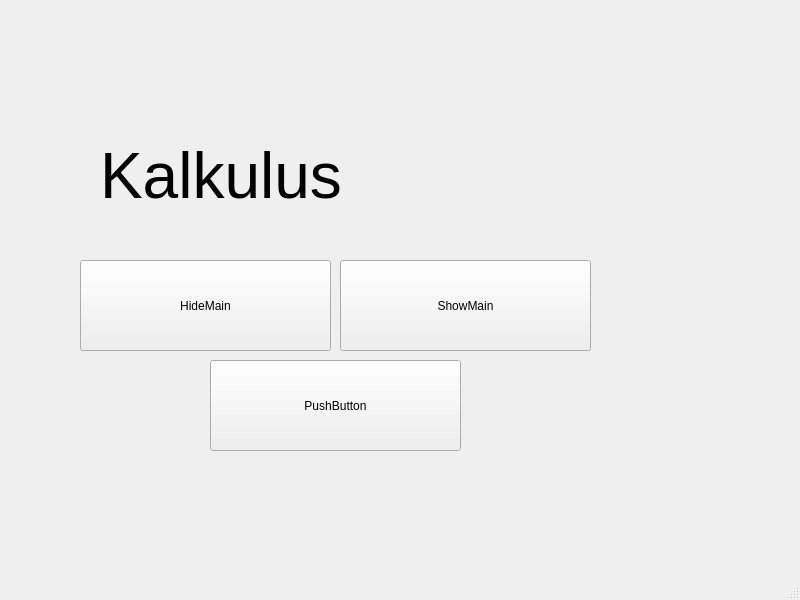
This is calculus.ui in Ilonczai-Andras/Mernoki-szamologep-szakdolgozat as Qt 5 draws it before an edit. The edited form follows.
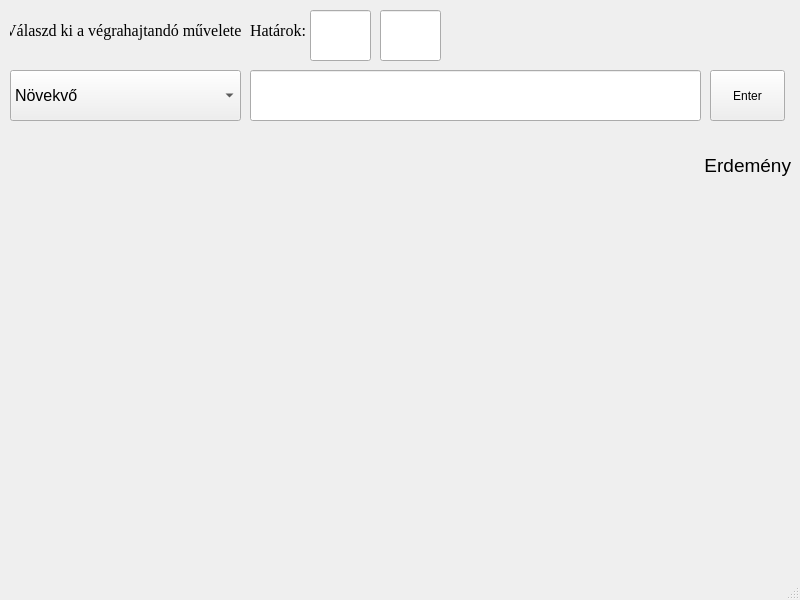
This is the edited form.

What changed in the file:
```diff
--- a/calculus.ui
+++ b/calculus.ui
@@ -14,65 +14,180 @@
    <string>MainWindow</string>
   </property>
   <widget class="QWidget" name="centralwidget">
+   <widget class="QComboBox" name="comboBox">
+    <property name="geometry">
+     <rect>
+      <x>10</x>
+      <y>70</y>
+      <width>231</width>
+      <height>51</height>
+     </rect>
+    </property>
+    <property name="font">
+     <font>
+      <pointsize>12</pointsize>
+     </font>
+    </property>
+    <item>
+     <property name="text">
+      <string>Növekvő</string>
+     </property>
+    </item>
+    <item>
+     <property name="text">
+      <string>Szigorúan növekvő</string>
+     </property>
+    </item>
+    <item>
+     <property name="text">
+      <string>Csökkenő</string>
+     </property>
+    </item>
+    <item>
+     <property name="text">
+      <string>Monoton</string>
+     </property>
+    </item>
+    <item>
+     <property name="text">
+      <string>Divergens</string>
+     </property>
+    </item>
+    <item>
+     <property name="text">
+      <string>Határérték</string>
+     </property>
+    </item>
+    <item>
+     <property name="text">
+      <string>Konvergens</string>
+     </property>
+    </item>
+    <item>
+     <property name="text">
+      <string>Deriválás</string>
+     </property>
+    </item>
+    <item>
+     <property name="text">
+      <string>Integrálás</string>
+     </property>
+    </item>
+    <item>
+     <property name="text">
+      <string>Summa</string>
+     </property>
+    </item>
+    <item>
+     <property name="text">
+      <string>Függvény</string>
+     </property>
+    </item>
+   </widget>
    <widget class="QLabel" name="label">
     <property name="geometry">
      <rect>
-      <x>100</x>
-      <y>90</y>
-      <width>521</width>
-      <height>171</height>
+      <x>10</x>
+      <y>10</y>
+      <width>231</width>
+      <height>41</height>
      </rect>
     </property>
     <property name="font">
      <font>
-      <pointsize>48</pointsize>
+      <family>Times New Roman</family>
+      <pointsize>12</pointsize>
      </font>
     </property>
-    <property name="layoutDirection">
-     <enum>Qt::LeftToRight</enum>
+    <property name="text">
+     <string>Válaszd ki a végrahajtandó műveletet</string>
     </property>
+    <property name="alignment">
+     <set>Qt::AlignCenter</set>
+    </property>
+   </widget>
+   <widget class="QLabel" name="label_2">
+    <property name="geometry">
+     <rect>
+      <x>10</x>
+      <y>130</y>
+      <width>781</width>
+      <height>71</height>
+     </rect>
+    </property>
+    <property name="font">
+     <font>
+      <pointsize>14</pointsize>
+     </font>
+    </property>
     <property name="text">
-     <string>Kalkulus</string>
+     <string>Erdemény</string>
+    </property>
+    <property name="alignment">
+     <set>Qt::AlignRight|Qt::AlignTrailing|Qt::AlignVCenter</set>
+    </property>
+   </widget>
+   <widget class="QLineEdit" name="lineEdit">
+    <property name="geometry">
+     <rect>
+      <x>250</x>
+      <y>70</y>
+      <width>451</width>
+      <height>51</height>
+     </rect>
+    </property>
+   </widget>
+   <widget class="QLabel" name="label_3">
+    <property name="geometry">
+     <rect>
+      <x>250</x>
+      <y>10</y>
+      <width>91</width>
+      <height>41</height>
+     </rect>
+    </property>
+    <property name="font">
+     <font>
+      <family>Times New Roman</family>
+      <pointsize>12</pointsize>
+     </font>
+    </property>
+    <property name="text">
+     <string>Határok:</string>
     </property>
    </widget>
    <widget class="QPushButton" name="pushButton">
     <property name="geometry">
      <rect>
-      <x>80</x>
-      <y>260</y>
-      <width>251</width>
-      <height>91</height>
+      <x>710</x>
+      <y>70</y>
+      <width>75</width>
+      <height>51</height>
      </rect>
     </property>
     <property name="text">
-     <string>HideMain</string>
+     <string>Enter</string>
     </property>
    </widget>
-   <widget class="QPushButton" name="pushButton_2">
+   <widget class="QLineEdit" name="lineEdit_2">
     <property name="geometry">
      <rect>
-      <x>340</x>
-      <y>260</y>
-      <width>251</width>
-      <height>91</height>
+      <x>310</x>
+      <y>10</y>
+      <width>61</width>
+      <height>51</height>
      </rect>
     </property>
-    <property name="text">
-     <string>ShowMain</string>
-    </property>
    </widget>
-   <widget class="QPushButton" name="pushButton_3">
+   <widget class="QLineEdit" name="lineEdit_3">
     <property name="geometry">
      <rect>
-      <x>210</x>
-      <y>360</y>
-      <width>251</width>
-      <height>91</height>
+      <x>380</x>
+      <y>10</y>
+      <width>61</width>
+      <height>51</height>
      </rect>
     </property>
-    <property name="text">
-     <string>PushButton</string>
-    </property>
    </widget>
   </widget>
   <widget class="QMenuBar" name="menubar">
```
